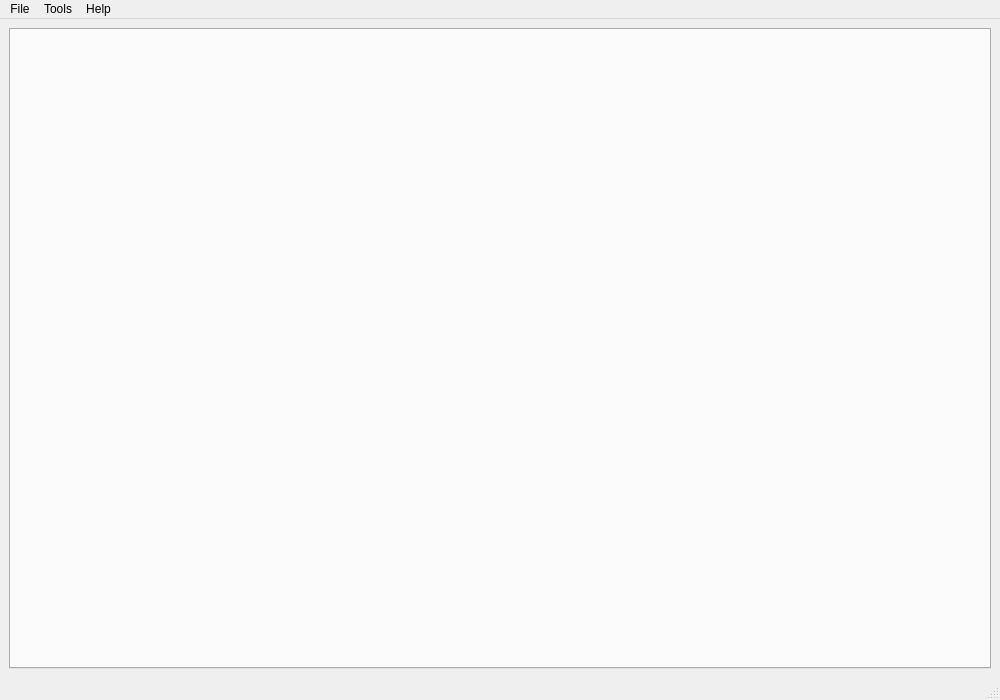
This is QT/AutomatedBackupFile/mainwindow.ui in alimajidi62/Automate_Backup_File as Qt 5 draws it before an edit. The edited form follows.
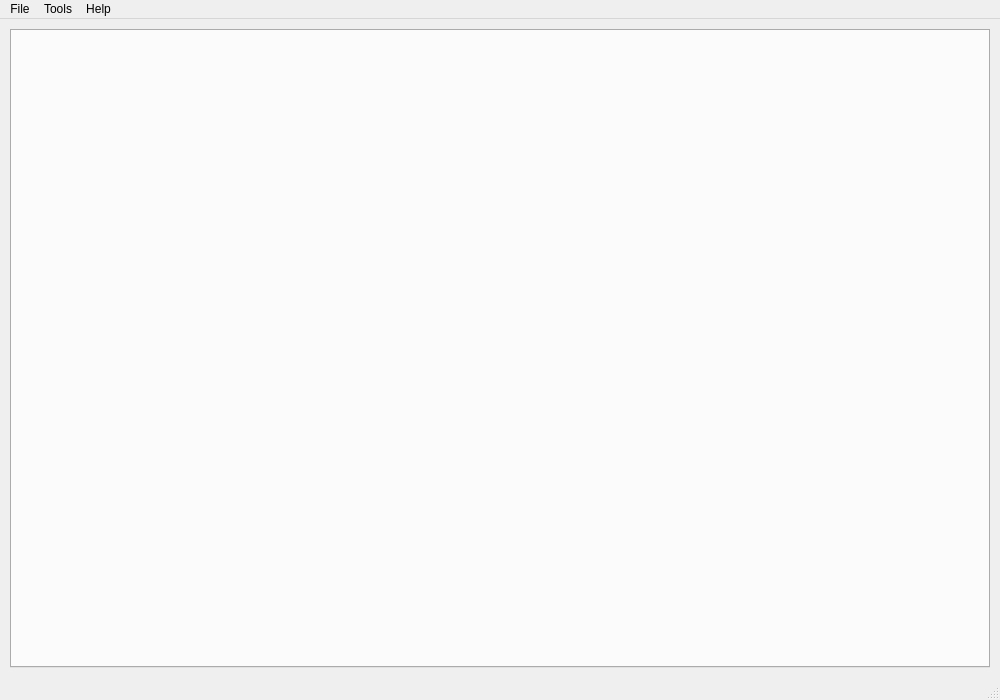
This is the edited form.

```diff
--- a/QT/AutomatedBackupFile/mainwindow.ui
+++ b/QT/AutomatedBackupFile/mainwindow.ui
@@ -15,11 +15,32 @@
   </property>
   <widget class="QWidget" name="centralwidget">
    <layout class="QVBoxLayout" name="verticalLayout">
+    <property name="spacing">
+     <number>10</number>
+    </property>
+    <property name="leftMargin">
+     <number>10</number>
+    </property>
+    <property name="topMargin">
+     <number>10</number>
+    </property>
+    <property name="rightMargin">
+     <number>10</number>
+    </property>
+    <property name="bottomMargin">
+     <number>10</number>
+    </property>
     <item>
      <widget class="QTabWidget" name="tabWidget">
       <property name="currentIndex">
        <number>0</number>
       </property>
+      <property name="documentMode">
+       <bool>false</bool>
+      </property>
+      <property name="tabsClosable">
+       <bool>false</bool>
+      </property>
      </widget>
     </item>
    </layout>
```
